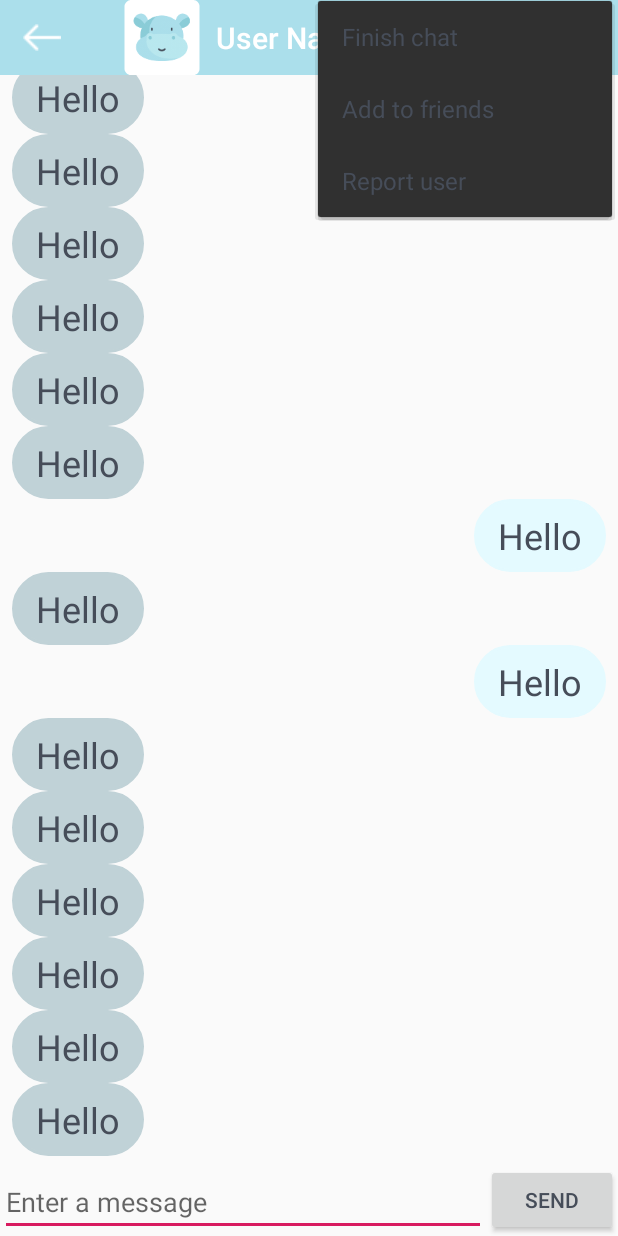
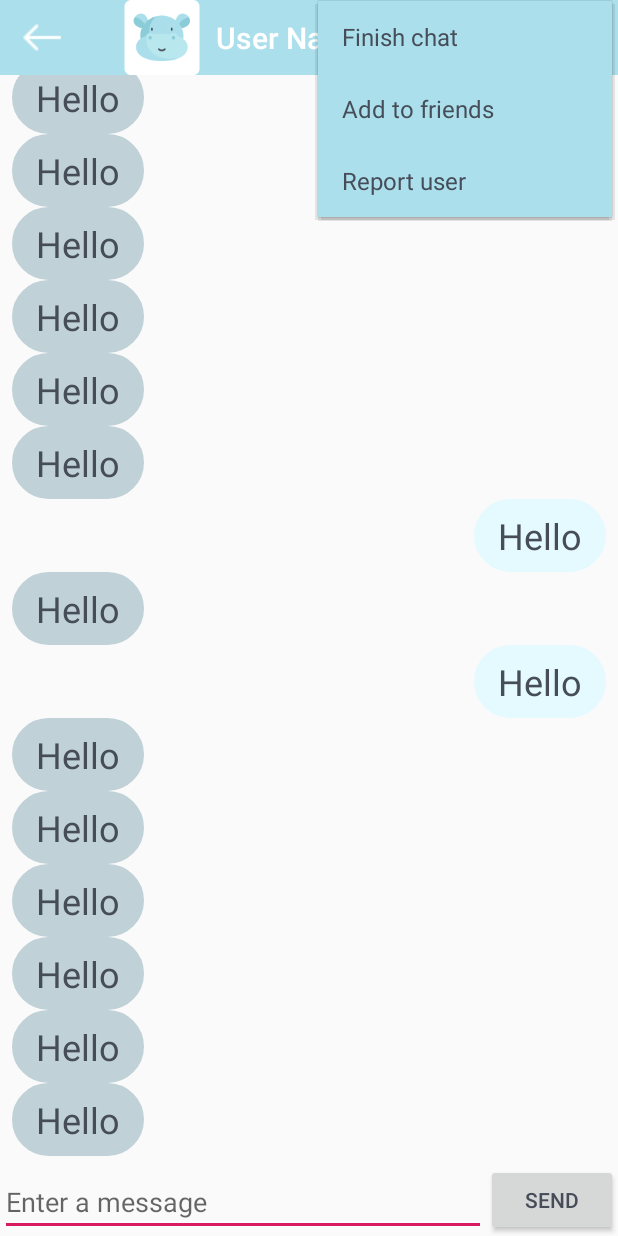
Before and after one commit to HippoChat/hippo_client, an Android app: the ChatActivity screen opened directly, with no data from a screen before it, with the options menu open, on a phone screen of 412 x 824 dp. Run offline under Robolectric (Android 15) with nearby library versions, the phone set to English and light mode, and no system bars.

Commit message:
Chat toolbar menu styling

```diff
--- a/app/src/main/res/menu/chat_menu.xml
+++ b/app/src/main/res/menu/chat_menu.xml
@@ -4,11 +4,14 @@
 
     <item
         android:id="@+id/miFinish"
-        android:title="@string/finish_chat" />
+        android:icon="@drawable/bin"
+        android:title="@string/menu_finish" />
     <item
         android:id="@+id/miFriend"
-        android:title="Add to friends" />
+        android:icon="@drawable/heart"
+        android:title="@string/menu_favorite" />
     <item
         android:id="@+id/miReport"
-        android:title="Report user" />
+        android:icon="@drawable/ban"
+        android:title="@string/menu_block" />
 </menu>
--- a/app/src/main/res/values/styles.xml
+++ b/app/src/main/res/values/styles.xml
@@ -7,6 +7,8 @@
         <item name="colorPrimaryDark">@color/darkBlue</item>
         <item name="colorAccent">@color/colorAccent</item>
         <item name="android:textColor">@color/dark</item>
+        <item name="android:itemTextAppearance">@color/white</item>
+        <item name="android:itemBackground">@color/lightBlue</item>
     </style>
 
     <style name="AppTheme.NoActionBar">
```
Also changed, not shown: app/src/main/res/drawable/ban.png (added), app/src/main/res/drawable/bin.png (added), app/src/main/res/drawable/heart.png (added).
